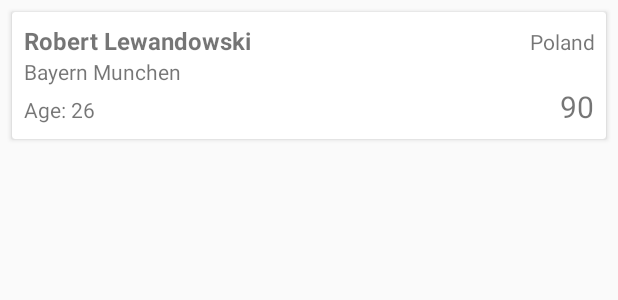
After one commit to yanghyeonjin/RecyclerView-Swipe-Menu, an Android app: the layout recyclerview_item_player.xml on its own in the app's theme, with its tools: preview values and no code run, on a phone screen of 412 x 824 dp. The commit adds this screen. Shown: the top 300 px of the screen. Run offline under Robolectric (Android 15) with nearby library versions, the phone set to English and light mode, and no system bars.

Commit message:
* setup RecyclerView with Data

```diff
--- /dev/null
+++ b/app/src/main/res/layout/recyclerview_item_player.xml
@@ -0,0 +1,80 @@
+<?xml version="1.0" encoding="utf-8"?>
+<androidx.cardview.widget.CardView xmlns:android="http://schemas.android.com/apk/res/android"
+    xmlns:tools="http://schemas.android.com/tools"
+    android:layout_width="match_parent"
+    android:layout_height="wrap_content"
+    android:layout_margin="8dp"
+    android:background="?android:attr/selectableItemBackground"
+    android:clickable="true"
+    android:focusable="true">
+
+    <LinearLayout
+        android:layout_width="match_parent"
+        android:layout_height="wrap_content"
+        android:orientation="vertical"
+        android:padding="8dp">
+
+        <LinearLayout
+            android:layout_width="match_parent"
+            android:layout_height="wrap_content"
+            android:orientation="horizontal">
+
+            <TextView
+                android:id="@+id/tv_name"
+                android:layout_width="wrap_content"
+                android:layout_height="wrap_content"
+                android:textSize="16sp"
+                android:textStyle="bold"
+                tools:text="Robert Lewandowski" />
+
+            <TextView
+                android:id="@+id/tv_nationality"
+                android:layout_width="match_parent"
+                android:layout_height="wrap_content"
+                android:textAlignment="textEnd"
+                tools:text="Poland" />
+
+        </LinearLayout>
+
+        <LinearLayout
+            android:layout_width="match_parent"
+            android:layout_height="wrap_content"
+            android:orientation="horizontal">
+
+            <TextView
+                android:id="@+id/tv_club"
+                android:layout_width="wrap_content"
+                android:layout_height="wrap_content"
+                tools:text="Bayern Munchen" />
+
+        </LinearLayout>
+
+        <LinearLayout
+            android:layout_width="match_parent"
+            android:layout_height="wrap_content"
+            android:orientation="horizontal">
+
+            <TextView
+                android:layout_width="wrap_content"
+                android:layout_height="wrap_content"
+                android:text="Age: " />
+
+            <TextView
+                android:id="@+id/tv_age"
+                android:layout_width="wrap_content"
+                android:layout_height="wrap_content"
+                tools:text="26" />
+
+            <TextView
+                android:id="@+id/tv_overall"
+                android:layout_width="match_parent"
+                android:layout_height="wrap_content"
+                android:textAlignment="textEnd"
+                android:textSize="20sp"
+                tools:text="90" />
+
+        </LinearLayout>
+
+    </LinearLayout>
+
+</androidx.cardview.widget.CardView>
--- a/app/src/main/res/values/colors.xml
+++ b/app/src/main/res/values/colors.xml
@@ -3,4 +3,6 @@
     <color name="colorPrimary">#6200EE</color>
     <color name="colorPrimaryDark">#3700B3</color>
     <color name="colorAccent">#03DAC5</color>
+
+    <color name="white">#FFFFFF</color>
 </resources>
```
Also changed, not shown: app/build.gradle (+12 -0 lines), app/src/main/java/com/example/recyclerviewswipemenu/MainActivity.kt (+62 -1 lines), app/src/main/java/com/example/recyclerviewswipemenu/Player.kt (added, +9 -0 lines), app/src/main/java/com/example/recyclerviewswipemenu/PlayerViewHolder.kt (added, +22 -0 lines), app/src/main/java/com/example/recyclerviewswipemenu/PlayersAdapter.kt (added, +30 -0 lines), app/src/main/res/layout/activity_main.xml (+11 -6 lines).
